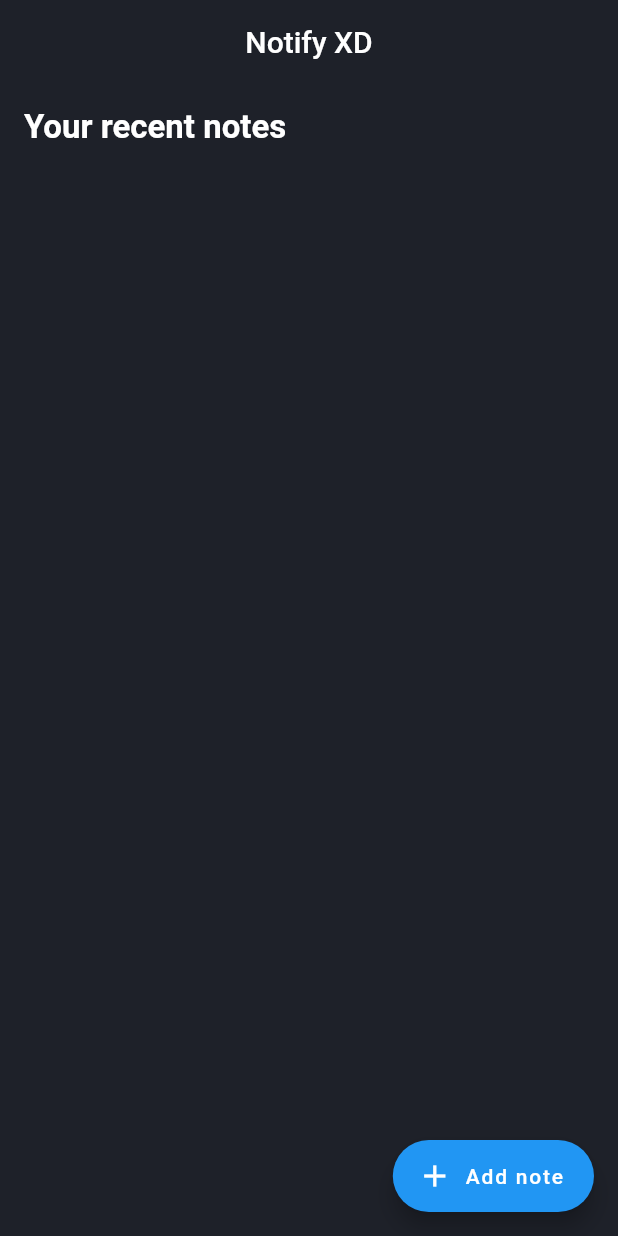
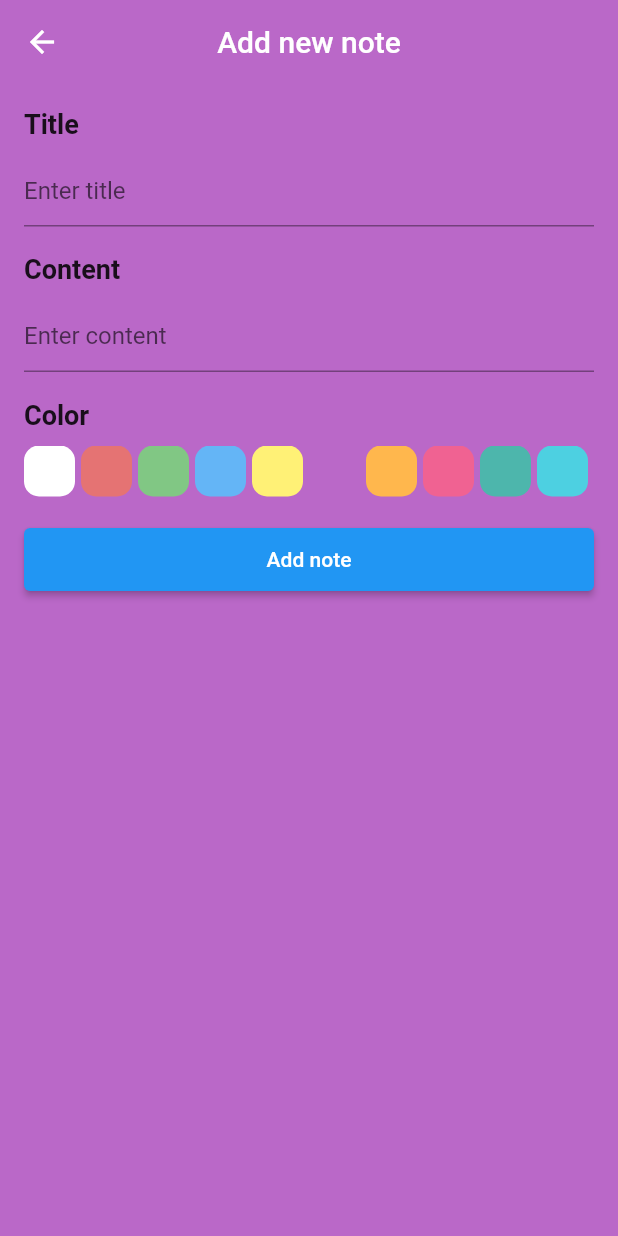
Before and after one commit to abdellatif-laghjaj/flutter-note-app, a Flutter app: the screen it shows after launch, after a tap on "Add note", on a phone screen of 412 x 824 dp. Run offline on Flutter 3.47's test engine with Material 2 defaults, Android fonts, the phone set to English and light mode, and no system bars; our stand-ins replace cloud_firestore, firebase_core, google_fonts; accounts and stored records are empty.

Commit message:
create add note page

```diff
--- /dev/null
+++ b/lib/screens/add_note.dart
@@ -0,0 +1,111 @@
+import 'dart:math';
+
+import 'package:flutter/material.dart';
+import 'package:note_app/style/app_style.dart';
+
+class AddNote extends StatefulWidget {
+  const AddNote({Key? key}) : super(key: key);
+
+  @override
+  State<AddNote> createState() => _AddNoteState();
+}
+
+class _AddNoteState extends State<AddNote> {
+  int color_id = Random().nextInt(AppStyle.cardsColor.length);
+
+  @override
+  Widget build(BuildContext context) {
+    return Scaffold(
+      backgroundColor: AppStyle.cardsColor[color_id],
+      appBar: AppBar(
+        backgroundColor: AppStyle.cardsColor[color_id],
+        elevation: 0.0,
+        title: const Text('Add new note'),
+        centerTitle: true,
+      ),
+      body: Padding(
+        padding: const EdgeInsets.all(16.0),
+        child: Column(
+          mainAxisAlignment: MainAxisAlignment.start,
+          crossAxisAlignment: CrossAxisAlignment.start,
+          children: [
+            Text(
+              'Title',
+              style: AppStyle.mainTitle,
+            ),
+            const SizedBox(
+              height: 10.0,
+            ),
+            TextField(
+              decoration: const InputDecoration(
+                hintText: 'Enter title',
+              ),
+            ),
+            const SizedBox(
+              height: 18.0,
+            ),
+            Text(
+              'Content',
+              style: AppStyle.mainTitle,
+            ),
+            const SizedBox(
+              height: 10.0,
+            ),
+            TextField(
+              decoration: const InputDecoration(
+                hintText: 'Enter content',
+              ),
+            ),
+            const SizedBox(
+              height: 18.0,
+            ),
+            Text(
+              'Color',
+              style: AppStyle.mainTitle,
+            ),
+            const SizedBox(
+              height: 10.0,
+            ),
+            SingleChildScrollView(
+              scrollDirection: Axis.horizontal,
+              child: Row(
+                mainAxisAlignment: MainAxisAlignment.spaceBetween,
+                children: [
+                  for (int i = 0; i < AppStyle.cardsColor.length; i++)
+                    GestureDetector(
+                      onTap: () {
+                        setState(() {
+                          color_id = i;
+                        });
+                      },
+                      child: Container(
+                        width: 34.0,
+                        height: 34.0,
+                        margin: const EdgeInsets.only(right: 4.0),
+                        decoration: BoxDecoration(
+                          color: AppStyle.cardsColor[i],
+                          borderRadius: BorderRadius.circular(10.0),
+                        ),
+                      ),
+                    ),
+                ],
+              ),
+            ),
+            const SizedBox(
+              height: 18.0,
+            ),
+            Center(
+              child: ElevatedButton(
+                onPressed: () {},
+                style: ElevatedButton.styleFrom(
+                  minimumSize: Size(MediaQuery.of(context).size.width, 42.0),
+                ),
+                child: const Text('Add note'),
+              ),
+            ),
+          ],
+        ),
+      ),
+    );
+  }
+}
--- a/lib/screens/home_screen.dart
+++ b/lib/screens/home_screen.dart
@@ -1,11 +1,11 @@
 import 'package:cloud_firestore/cloud_firestore.dart';
 import 'package:flutter/material.dart';
 import 'package:google_fonts/google_fonts.dart';
-import 'package:note_app/screens/note_editor.dart';
+import 'package:note_app/screens/add_note.dart';
 import 'package:note_app/style/app_style.dart';
 import 'package:note_app/widgets/note_card.dart';
 
-import 'note_reader.dart';
+import 'note_details.dart';
 
 class HomeScreen extends StatefulWidget {
   const HomeScreen({Key? key}) : super(key: key);
@@ -82,7 +82,7 @@ class _HomeScreenState extends State<HomeScreen>
                                 Navigator.push(
                                   context,
                                   MaterialPageRoute(
-                                    builder: (context) => NoteReaderScreen(
+                                    builder: (context) => NoteDetailsScreen(
                                       note,
                                     ),
                                   ),
@@ -109,12 +109,12 @@ class _HomeScreenState extends State<HomeScreen>
       ),
       floatingActionButton: FloatingActionButton.extended(
         onPressed: () {
-          // Navigator.push(
-          //   context,
-          //   MaterialPageRoute(
-          //     builder: (context) => AddNote(),
-          //   ),
-          // );
+          Navigator.push(
+            context,
+            MaterialPageRoute(
+              builder: (context) => const AddNote(),
+            ),
+          );
         },
         label: const Text('Add note'),
         icon: const Icon(Icons.add),
--- a/lib/screens/note_reader.dart
+++ b/lib/screens/note_details.dart
@@ -3,15 +3,15 @@ import 'package:flutter/material.dart';
 
 import '../style/app_style.dart';
 
-class NoteReaderScreen extends StatefulWidget {
-  NoteReaderScreen(this.note, {Key? key}) : super(key: key);
+class NoteDetailsScreen extends StatefulWidget {
+  NoteDetailsScreen(this.note, {Key? key}) : super(key: key);
   QueryDocumentSnapshot note;
 
   @override
-  State<NoteReaderScreen> createState() => _NoteReaderScreenState();
+  State<NoteDetailsScreen> createState() => _NoteDetailsScreenState();
 }
 
-class _NoteReaderScreenState extends State<NoteReaderScreen>
+class _NoteDetailsScreenState extends State<NoteDetailsScreen>
     with SingleTickerProviderStateMixin {
   late AnimationController _controller;
 
@@ -56,7 +56,7 @@ class _NoteReaderScreenState extends State<NoteReaderScreen>
               style: AppStyle.dateTitle,
             ),
             const SizedBox(
-              height: 10.0,
+              height: 18.0,
             ),
             Text(
               widget.note['note_content'],
```
Also changed, not shown: lib/screens/note_editor.dart (added).
